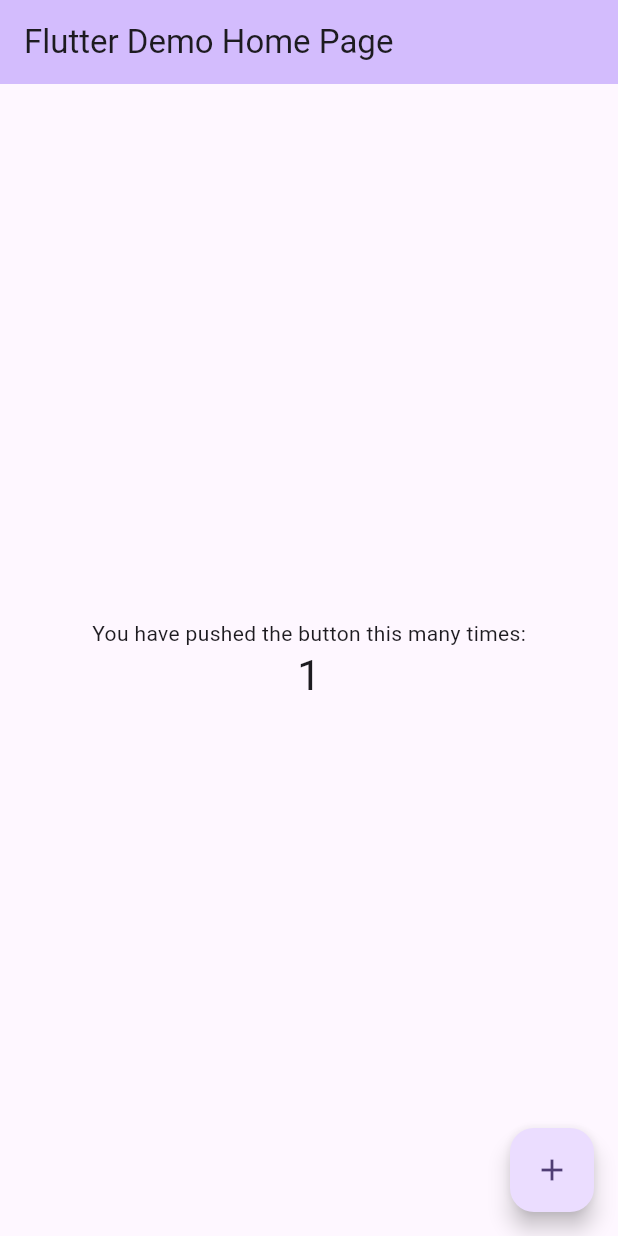
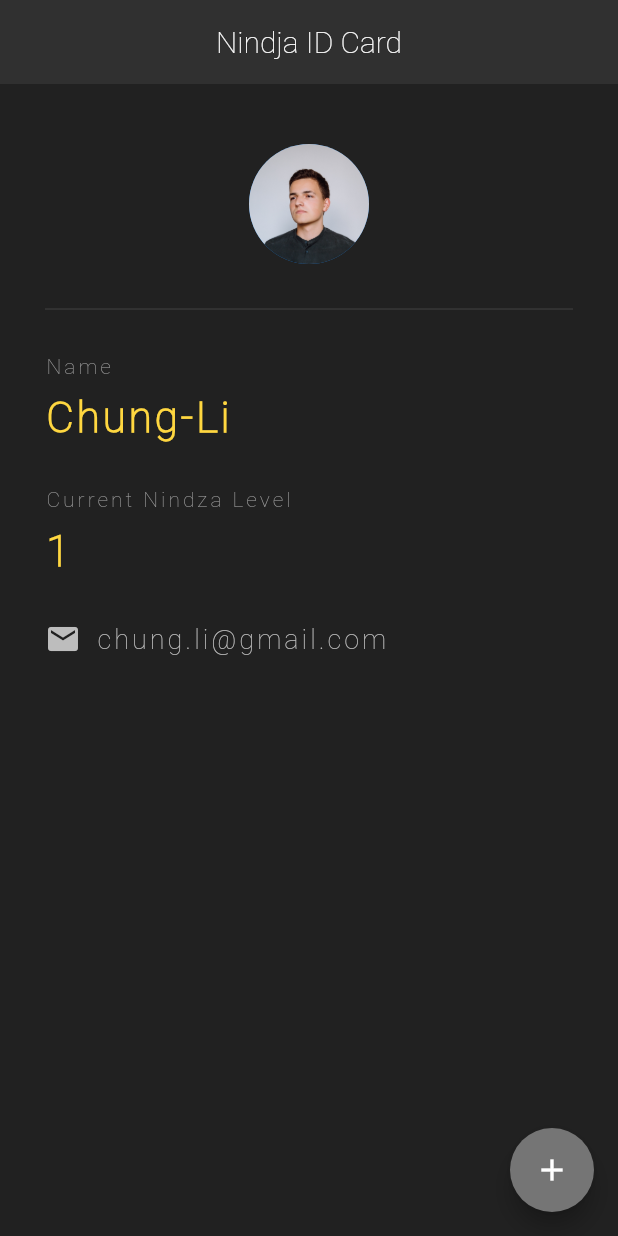
Before and after one commit to KMaslar/worldClock, a Flutter app: the screen it shows after launch, after a tap on the "add" icon, on a phone screen of 412 x 824 dp. Run offline on Flutter 3.47's test engine with Material 2 defaults, Android fonts, the phone set to English and light mode, and no system bars.

Commit message:
some basic cards for excercise

```diff
--- a/flutter_world_clock/lib/main.dart
+++ b/flutter_world_clock/lib/main.dart
@@ -1,125 +1,119 @@
 import 'package:flutter/material.dart';
 
 void main() {
-  runApp(const MyApp());
+  runApp(MaterialApp(home: NinjaCard()));
 }
 
-class MyApp extends StatelessWidget {
-  const MyApp({super.key});
+class NinjaCard extends StatefulWidget {
+  const NinjaCard({super.key});
 
-  // This widget is the root of your application.
+  @override
+  State<NinjaCard> createState() => _NinjaCardState();
+}
+
+class _NinjaCardState extends State<NinjaCard> {
+  int nindjaLevel = 0;
+
   @override
   Widget build(BuildContext context) {
-    return MaterialApp(
-      title: 'Flutter Demo',
-      theme: ThemeData(
-        // This is the theme of your application.
-        //
-        // TRY THIS: Try running your application with "flutter run". You'll see
-        // the application has a blue toolbar. Then, without quitting the app,
-        // try changing the seedColor in the colorScheme below to Colors.green
-        // and then invoke "hot reload" (save your changes or press the "hot
-        // reload" button in a Flutter-supported IDE, or press "r" if you used
-        // the command line to start the app).
-        //
-        // Notice that the counter didn't reset back to zero; the application
-        // state is not lost during the reload. To reset the state, use hot
-        // restart instead.
-        //
-        // This works for code too, not just values: Most code changes can be
-        // tested with just a hot reload.
-        colorScheme: ColorScheme.fromSeed(seedColor: Colors.deepPurple),
-        useMaterial3: true,
+    return Scaffold(
+      backgroundColor: Colors.grey[900],
+      appBar: AppBar(
+        title: Text("Nindja ID Card"),
+        centerTitle: true,
+        backgroundColor: Colors.grey[850],
+        elevation: 0,
       ),
-      home: const MyHomePage(title: 'Flutter Demo Home Page'),
+      floatingActionButton: FloatingActionButton(
+        onPressed: () {
+          setState(() {
+            nindjaLevel += 1;
+          });
+        },
+        child: Icon(Icons.add),
+        backgroundColor: Colors.grey[600],
+      ),
+      body: Padding(
+        padding: EdgeInsets.fromLTRB(30.0, 40.0, 30.0, 0.0),
+        child: Column(
+          crossAxisAlignment: CrossAxisAlignment.start,
+          children: [
+            Center(
+              child: CircleAvatar(
+                backgroundImage: AssetImage("lib/assets/alex.jpg"),
+                radius: 40.0,
+              ),
+            ),
+            Divider(
+              height: 60.0,
+              color: Colors.grey[800],
+            ),
+            Text(
+              "Name",
+              style: TextStyle(
+                color: Colors.grey,
+                letterSpacing: 2,
+              ),
+            ),
+            SizedBox(
+              height: 10,
+            ),
+            Text(
+              "Chung-Li",
+              style: TextStyle(
+                color: Colors.amberAccent[200],
+                letterSpacing: 2,
+                fontSize: 28.0,
+                fontWeight: FontWeight.bold,
+              ),
+            ),
+            SizedBox(
+              height: 30,
+            ),
+            Text(
+              "Current Nindza Level",
+              style: TextStyle(
+                color: Colors.grey,
+                letterSpacing: 2,
+              ),
+            ),
+            SizedBox(
+              height: 10,
+            ),
+            Text(
+              "$nindjaLevel",
+              style: TextStyle(
+                color: Colors.amberAccent[200],
+                letterSpacing: 2,
+                fontSize: 28.0,
+                fontWeight: FontWeight.bold,
+              ),
+            ),
+            SizedBox(
+              height: 30,
+            ),
+            Row(
+              children: [
+                Icon(
+                  Icons.email,
+                  color: Colors.grey[400],
+                ),
+                SizedBox(
+                  width: 10.0,
+                ),
+                Text(
+                  "chung.li@gmail.com",
+                  style: TextStyle(
+                    color: Colors.grey[400],
+                    fontSize: 18.0,
+                    letterSpacing: 2,
+                  ),
+                )
+              ],
+            )
+          ],
+        ),
+      ),
     );
   }
 }
-
-class MyHomePage extends StatefulWidget {
-  const MyHomePage({super.key, required this.title});
-
-  // This widget is the home page of your application. It is stateful, meaning
-  // that it has a State object (defined below) that contains fields that affect
-  // how it looks.
-
-  // This class is the configuration for the state. It holds the values (in this
-  // case the title) provided by the parent (in this case the App widget) and
-  // used by the build method of the State. Fields in a Widget subclass are
-  // always marked "final".
-
-  final String title;
-
-  @override
-  State<MyHomePage> createState() => _MyHomePageState();
-}
-
-class _MyHomePageState extends State<MyHomePage> {
-  int _counter = 0;
-
-  void _incrementCounter() {
-    setState(() {
-      // This call to setState tells the Flutter framework that something has
-      // changed in this State, which causes it to rerun the build method below
-      // so that the display can reflect the updated values. If we changed
-      // _counter without calling setState(), then the build method would not be
-      // called again, and so nothing would appear to happen.
-      _counter++;
-    });
-  }
-
-  @override
-  Widget build(BuildContext context) {
-    // This method is rerun every time setState is called, for instance as done
-    // by the _incrementCounter method above.
-    //
-    // The Flutter framework has been optimized to make rerunning build methods
-    // fast, so that you can just rebuild anything that needs updating rather
-    // than having to individually change instances of widgets.
-    return Scaffold(
-      appBar: AppBar(
-        // TRY THIS: Try changing the color here to a specific color (to
-        // Colors.amber, perhaps?) and trigger a hot reload to see the AppBar
-        // change color while the other colors stay the same.
-        backgroundColor: Theme.of(context).colorScheme.inversePrimary,
-        // Here we take the value from the MyHomePage object that was created by
-        // the App.build method, and use it to set our appbar title.
-        title: Text(widget.title),
-      ),
-      body: Center(
-        // Center is a layout widget. It takes a single child and positions it
-        // in the middle of the parent.
-        child: Column(
-          // Column is also a layout widget. It takes a list of children and
-          // arranges them vertically. By default, it sizes itself to fit its
-          // children horizontally, and tries to be as tall as its parent.
-          //
-          // Column has various properties to control how it sizes itself and
-          // how it positions its children. Here we use mainAxisAlignment to
-          // center the children vertically; the main axis here is the vertical
-          // axis because Columns are vertical (the cross axis would be
-          // horizontal).
-          //
-          // TRY THIS: Invoke "debug painting" (choose the "Toggle Debug Paint"
-          // action in the IDE, or press "p" in the console), to see the
-          // wireframe for each widget.
-          mainAxisAlignment: MainAxisAlignment.center,
-          children: <Widget>[
-            const Text(
-              'You have pushed the button this many times:',
-            ),
-            Text(
-              '$_counter',
-              style: Theme.of(context).textTheme.headlineMedium,
-            ),
-          ],
-        ),
-      ),
-      floatingActionButton: FloatingActionButton(
-        onPressed: _incrementCounter,
-        tooltip: 'Increment',
-        child: const Icon(Icons.add),
-      ), // This trailing comma makes auto-formatting nicer for build methods.
-    );
-  }
-}
```
Also changed, not shown: flutter_world_clock/pubspec.yaml (+7 -14 lines), flutter_world_clock/lib/assets/alex.jpg (added), flutter_world_clock/lib/fonts/Roboto-Thin.ttf (added), 1 other file.
